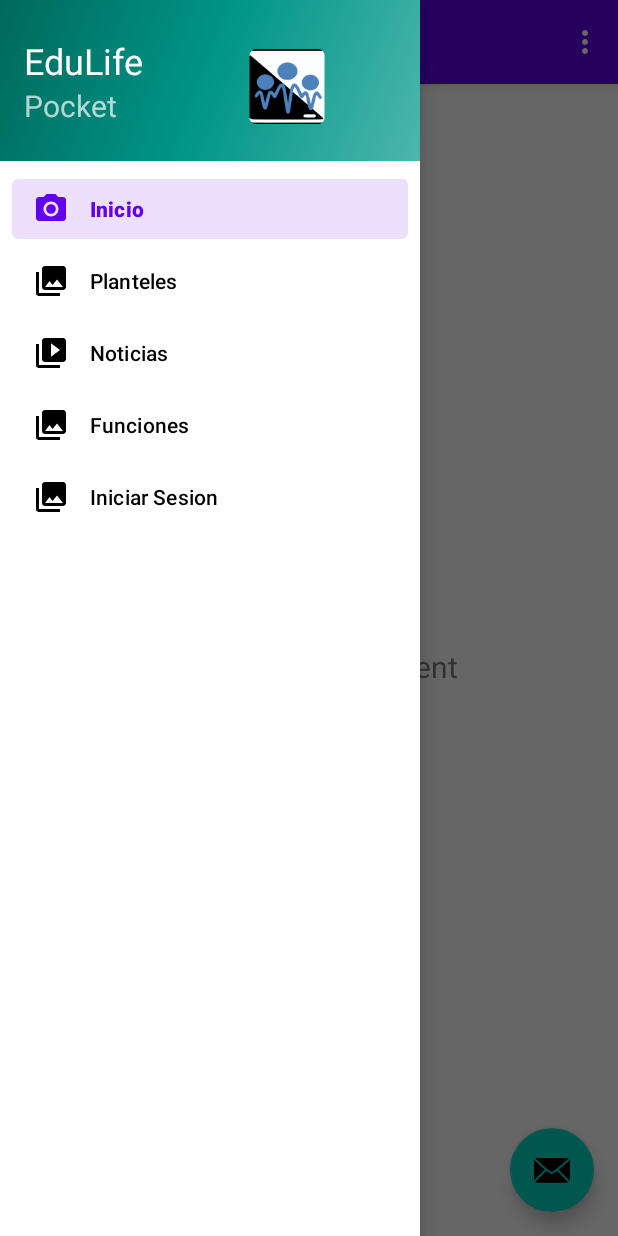
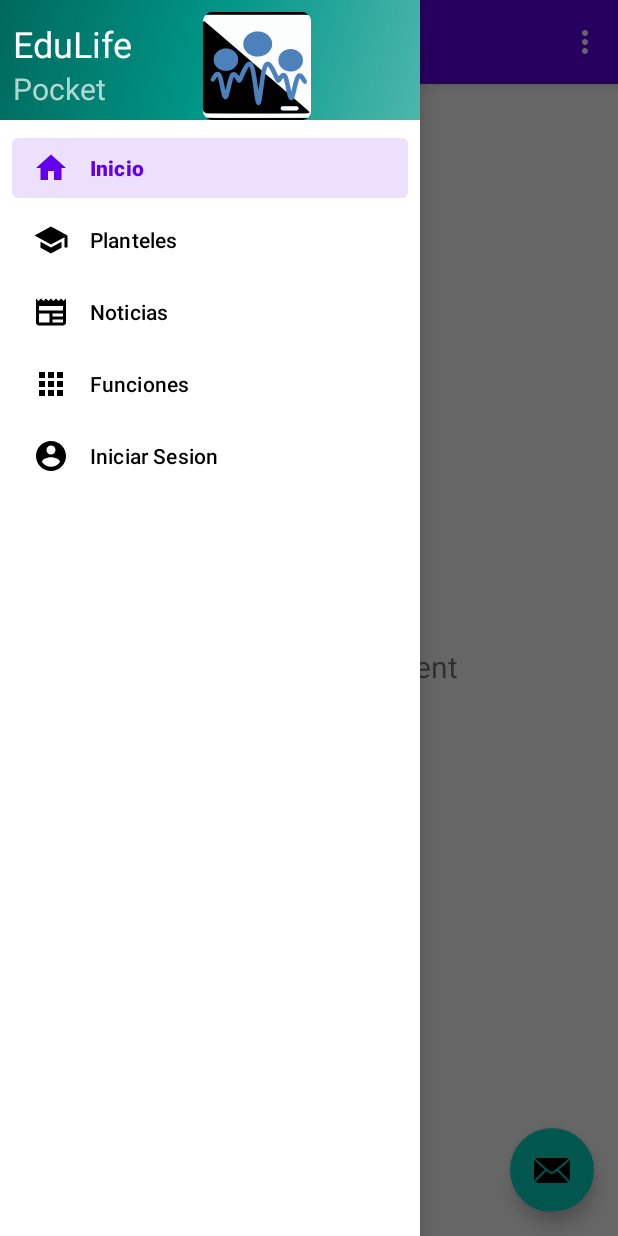
Before and after one commit to kito089/DGTIPOCKET, an Android app: the screen it shows after launch (MainActivity), with the side drawer open, on a phone screen of 412 x 824 dp. Run offline under Robolectric (Android 15) with nearby library versions, the phone set to English and light mode, and no system bars; our stand-ins replace navigation-ui.

Commit message:
fragments completos *_*

```diff
--- a/android/app/src/main/java/com/example/dgtipocket/MainActivity.java
+++ b/android/app/src/main/java/com/example/dgtipocket/MainActivity.java
@@ -41,7 +41,7 @@
         // Passing each menu ID as a set of Ids because each
         // menu should be considered as top level destinations.
         mAppBarConfiguration = new AppBarConfiguration.Builder(
-                R.id.nav_home, R.id.nav_plan, R.id.nav_news)
+                R.id.nav_home, R.id.nav_plan, R.id.nav_news, R.id.nav_func, R.id.nav_iniS)
                 .setOpenableLayout(drawer)
                 .build();
         NavController navController = Navigation.findNavController(this, R.id.nav_host_fragment_content_main);
@@ -50,14 +50,14 @@
     }
 
     @Override
-    public boolean onCreateOptionsMenu(Menu menu) {
+    public boolean onCreateOptionsMenu(Menu menu) { // menu de tres puntos
         // Inflate the menu; this adds items to the action bar if it is present.
         getMenuInflater().inflate(R.menu.main, menu);
         return true;
     }
 
     @Override
-    public boolean onSupportNavigateUp() {
+    public boolean onSupportNavigateUp() {  // burger menu
         NavController navController = Navigation.findNavController(this, R.id.nav_host_fragment_content_main);
         return NavigationUI.navigateUp(navController, mAppBarConfiguration)
                 || super.onSupportNavigateUp();
--- /dev/null
+++ b/android/app/src/main/res/drawable/account.xml
@@ -0,0 +1,5 @@
+<vector android:height="24dp" android:tint="#000000"
+    android:viewportHeight="24" android:viewportWidth="24"
+    android:width="24dp" xmlns:android="http://schemas.android.com/apk/res/android">
+    <path android:fillColor="@android:color/white" android:pathData="M12,2C6.48,2 2,6.48 2,12s4.48,10 10,10 10,-4.48 10,-10S17.52,2 12,2zM12,5c1.66,0 3,1.34 3,3s-1.34,3 -3,3 -3,-1.34 -3,-3 1.34,-3 3,-3zM12,19.2c-2.5,0 -4.71,-1.28 -6,-3.22 0.03,-1.99 4,-3.08 6,-3.08 1.99,0 5.97,1.09 6,3.08 -1.29,1.94 -3.5,3.22 -6,3.22z"/>
+</vector>
--- /dev/null
+++ b/android/app/src/main/res/drawable/apps.xml
@@ -0,0 +1,5 @@
+<vector android:height="24dp" android:tint="#000000"
+    android:viewportHeight="24" android:viewportWidth="24"
+    android:width="24dp" xmlns:android="http://schemas.android.com/apk/res/android">
+    <path android:fillColor="@android:color/white" android:pathData="M4,8h4L8,4L4,4v4zM10,20h4v-4h-4v4zM4,20h4v-4L4,16v4zM4,14h4v-4L4,10v4zM10,14h4v-4h-4v4zM16,4v4h4L20,4h-4zM10,8h4L14,4h-4v4zM16,14h4v-4h-4v4zM16,20h4v-4h-4v4z"/>
+</vector>
--- /dev/null
+++ b/android/app/src/main/res/drawable/home.xml
@@ -0,0 +1,5 @@
+<vector android:height="24dp" android:tint="#000000"
+    android:viewportHeight="24" android:viewportWidth="24"
+    android:width="24dp" xmlns:android="http://schemas.android.com/apk/res/android">
+    <path android:fillColor="@android:color/white" android:pathData="M10,20v-6h4v6h5v-8h3L12,3 2,12h3v8z"/>
+</vector>
--- /dev/null
+++ b/android/app/src/main/res/drawable/newspaper.xml
@@ -0,0 +1,5 @@
+<vector android:height="24dp" android:tint="#000000"
+    android:viewportHeight="24" android:viewportWidth="24"
+    android:width="24dp" xmlns:android="http://schemas.android.com/apk/res/android">
+    <path android:fillColor="@android:color/white" android:pathData="M22,3l-1.67,1.67L18.67,3L17,4.67L15.33,3l-1.66,1.67L12,3l-1.67,1.67L8.67,3L7,4.67L5.33,3L3.67,4.67L2,3v16c0,1.1 0.9,2 2,2l16,0c1.1,0 2,-0.9 2,-2V3zM11,19H4v-6h7V19zM20,19h-7v-2h7V19zM20,15h-7v-2h7V15zM20,11H4V8h16V11z"/>
+</vector>
--- /dev/null
+++ b/android/app/src/main/res/drawable/school.xml
@@ -0,0 +1,5 @@
+<vector android:height="24dp" android:tint="#000000"
+    android:viewportHeight="24" android:viewportWidth="24"
+    android:width="24dp" xmlns:android="http://schemas.android.com/apk/res/android">
+    <path android:fillColor="@android:color/white" android:pathData="M5,13.18v4L12,21l7,-3.82v-4L12,17l-7,-3.82zM12,3L1,9l11,6 9,-4.91V17h2V9L12,3z"/>
+</vector>
--- /dev/null
+++ b/android/app/src/main/res/drawable/settings.xml
@@ -0,0 +1,5 @@
+<vector android:height="24dp" android:tint="#000000"
+    android:viewportHeight="24" android:viewportWidth="24"
+    android:width="24dp" xmlns:android="http://schemas.android.com/apk/res/android">
+    <path android:fillColor="@android:color/white" android:pathData="M19.14,12.94c0.04,-0.3 0.06,-0.61 0.06,-0.94c0,-0.32 -0.02,-0.64 -0.07,-0.94l2.03,-1.58c0.18,-0.14 0.23,-0.41 0.12,-0.61l-1.92,-3.32c-0.12,-0.22 -0.37,-0.29 -0.59,-0.22l-2.39,0.96c-0.5,-0.38 -1.03,-0.7 -1.62,-0.94L14.4,2.81c-0.04,-0.24 -0.24,-0.41 -0.48,-0.41h-3.84c-0.24,0 -0.43,0.17 -0.47,0.41L9.25,5.35C8.66,5.59 8.12,5.92 7.63,6.29L5.24,5.33c-0.22,-0.08 -0.47,0 -0.59,0.22L2.74,8.87C2.62,9.08 2.66,9.34 2.86,9.48l2.03,1.58C4.84,11.36 4.8,11.69 4.8,12s0.02,0.64 0.07,0.94l-2.03,1.58c-0.18,0.14 -0.23,0.41 -0.12,0.61l1.92,3.32c0.12,0.22 0.37,0.29 0.59,0.22l2.39,-0.96c0.5,0.38 1.03,0.7 1.62,0.94l0.36,2.54c0.05,0.24 0.24,0.41 0.48,0.41h3.84c0.24,0 0.44,-0.17 0.47,-0.41l0.36,-2.54c0.59,-0.24 1.13,-0.56 1.62,-0.94l2.39,0.96c0.22,0.08 0.47,0 0.59,-0.22l1.92,-3.32c0.12,-0.22 0.07,-0.47 -0.12,-0.61L19.14,12.94zM12,15.6c-1.98,0 -3.6,-1.62 -3.6,-3.6s1.62,-3.6 3.6,-3.6s3.6,1.62 3.6,3.6S13.98,15.6 12,15.6z"/>
+</vector>
--- a/android/app/src/main/res/layout/nav_header_main.xml
+++ b/android/app/src/main/res/layout/nav_header_main.xml
@@ -1,46 +1,28 @@
 <?xml version="1.0" encoding="utf-8"?>
-<LinearLayout xmlns:android="http://schemas.android.com/apk/res/android"
+<androidx.constraintlayout.widget.ConstraintLayout xmlns:android="http://schemas.android.com/apk/res/android"
     xmlns:app="http://schemas.android.com/apk/res-auto"
     xmlns:tools="http://schemas.android.com/tools"
+    android:id="@+id/linearLayout"
     android:layout_width="match_parent"
     android:layout_height="wrap_content"
     android:background="@drawable/side_nav_bar"
     android:gravity="bottom"
-    android:orientation="vertical"
-    android:paddingLeft="@dimen/activity_horizontal_margin"
-    android:paddingTop="@dimen/activity_vertical_margin"
-    android:paddingRight="@dimen/activity_horizontal_margin"
-    android:paddingBottom="@dimen/activity_vertical_margin"
     android:theme="@style/ThemeOverlay.AppCompat.Dark">
 
-    <androidx.constraintlayout.widget.ConstraintLayout
-        android:layout_width="match_parent"
-        android:layout_height="match_parent">
-
-        <ImageView
-            android:id="@+id/imageView"
-            android:layout_width="60dp"
-            android:layout_height="58dp"
-            android:contentDescription="@string/nav_header_desc"
-            android:paddingTop="@dimen/nav_header_vertical_spacing"
-            app:layout_constraintBottom_toBottomOf="parent"
-            app:layout_constraintEnd_toEndOf="parent"
-            app:layout_constraintHorizontal_bias="0.0"
-            app:layout_constraintStart_toEndOf="@+id/linearLayout"
-            app:layout_constraintTop_toTopOf="parent"
-            app:srcCompat="@mipmap/ic_launcher_round"
-            tools:ignore="ImageContrastCheck" />
-
     <LinearLayout
-            android:id="@+id/linearLayout"
-            android:layout_width="145dp"
+        android:id="@+id/linearLayout3"
+        android:layout_width="113dp"
         android:layout_height="75dp"
         android:orientation="vertical"
         app:layout_constraintBottom_toBottomOf="parent"
+        app:layout_constraintEnd_toEndOf="parent"
+        app:layout_constraintHorizontal_bias="0.053"
         app:layout_constraintStart_toStartOf="parent"
-            app:layout_constraintTop_toTopOf="parent">
+        app:layout_constraintTop_toTopOf="parent"
+        app:layout_constraintVertical_bias="1.0">
 
         <TextView
+            android:id="@+id/textView2"
             android:layout_width="wrap_content"
             android:layout_height="wrap_content"
             android:paddingTop="@dimen/nav_header_vertical_spacing"
@@ -54,8 +36,19 @@
             android:layout_height="wrap_content"
             android:text="@string/nav_header_subtitle"
             android:textSize="20sp" />
+    </LinearLayout>
 
-        </LinearLayout>
+    <ImageView
+        android:id="@+id/imageView"
+        android:layout_width="wrap_content"
+        android:layout_height="wrap_content"
+        android:contentDescription="@string/nav_header_desc"
+        android:paddingTop="@dimen/nav_header_vertical_spacing"
+        app:layout_constraintEnd_toEndOf="parent"
+        app:layout_constraintHorizontal_bias="0.651"
+        app:layout_constraintStart_toStartOf="parent"
+        app:srcCompat="@mipmap/ic_launcher_round"
+        tools:ignore="ImageContrastCheck"
+        tools:layout_editor_absoluteY="54dp" />
+
 </androidx.constraintlayout.widget.ConstraintLayout>
-
-</LinearLayout>
--- a/android/app/src/main/res/menu/activity_main_drawer.xml
+++ b/android/app/src/main/res/menu/activity_main_drawer.xml
@@ -6,23 +6,23 @@
     <group android:checkableBehavior="single">
         <item
             android:id="@+id/nav_home"
-            android:icon="@drawable/ic_menu_camera"
+            android:icon="@drawable/home"
             android:title="@string/menu_home" />
         <item
             android:id="@+id/nav_plan"
-            android:icon="@drawable/ic_menu_gallery"
+            android:icon="@drawable/school"
             android:title="@string/menu_plan" />
         <item
             android:id="@+id/nav_news"
-            android:icon="@drawable/ic_menu_slideshow"
+            android:icon="@drawable/newspaper"
             android:title="@string/menu_news" />
         <item
             android:id="@+id/nav_func"
-            android:icon="@drawable/ic_menu_gallery"
+            android:icon="@drawable/apps"
             android:title="@string/menu_func" />
         <item
             android:id="@+id/nav_iniS"
-            android:icon="@drawable/ic_menu_gallery"
+            android:icon="@drawable/account"
             android:title="@string/menu_iniS" />
     </group>
 </menu>
--- a/android/app/src/main/res/menu/main.xml
+++ b/android/app/src/main/res/menu/main.xml
@@ -3,7 +3,18 @@
     xmlns:app="http://schemas.android.com/apk/res-auto">
     <item
         android:id="@+id/action_settings"
-        android:orderInCategory="100"
+        android:layout_width="wrap_content"
+        android:layout_height="wrap_content"
+        android:icon="@drawable/settings"
+        android:orderInCategory="1"
         android:title="@string/action_settings"
         app:showAsAction="never" />
+    <item
+        android:id="@+id/action_support"
+        android:layout_width="wrap_content"
+        android:layout_height="wrap_content"
+        android:icon="@drawable/settings"
+        android:orderInCategory="100"
+        android:title="@string/action_support"
+        app:showAsAction="never" />
 </menu>
--- a/android/app/src/main/res/values/strings.xml
+++ b/android/app/src/main/res/values/strings.xml
@@ -1,11 +1,13 @@
 <resources>
-    <string name="app_name">DGTIPocket</string>
+    <string name="app_name">EduLife</string>
     <string name="navigation_drawer_open">Open navigation drawer</string>
     <string name="navigation_drawer_close">Close navigation drawer</string>
     <string name="nav_header_title">EduLife</string>
     <string name="nav_header_subtitle">Pocket</string>
     <string name="nav_header_desc">Navigation header</string>
-    <string name="action_settings">Settings</string>
+
+    <string name="action_settings">Configuración</string>
+    <string name="action_support">Soporte</string>
 
     <string name="menu_home">Inicio</string>
     <string name="menu_plan">Planteles</string>
```
Also changed, not shown: 1 other file. Lines whose indentation alone changed are shown as unchanged.
